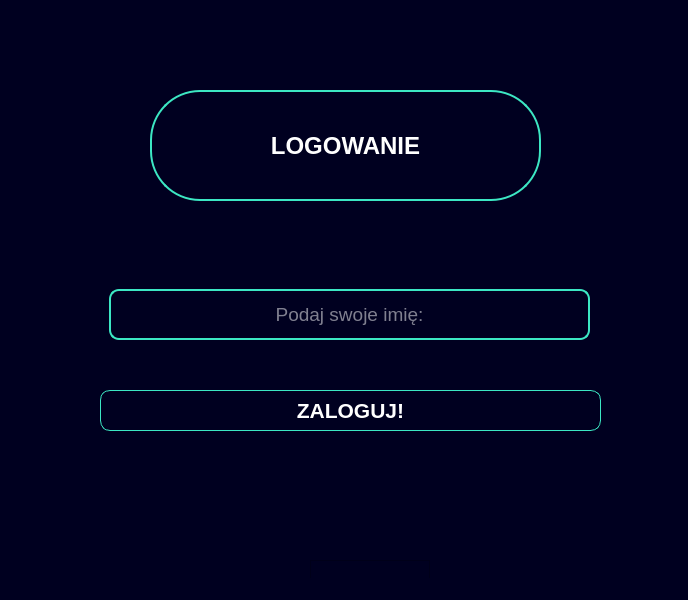
Before: the Qt Designer form gui/login.ui in Emru1/quick_trader, drawn with Qt 5.
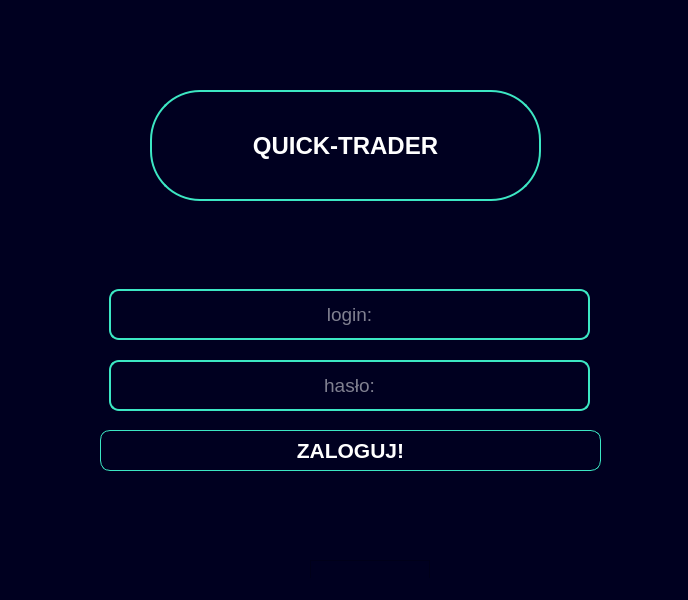
After: the same form once the commit is applied.

Commit message: GUI: dodano klienta, zmapowano logowanie/wylogowywanie

```diff
--- a/gui/login.ui
+++ b/gui/login.ui
@@ -29,14 +29,20 @@
    <string notr="true">QWidget {
 						
 						background-color:rgb(0, 0, 32);
-}</string>
+}
+
+QLineEdit#username, QLineEdit#password{
+					border-radius: 10px;
+					border: 2px solid rgb(60, 231, 195);
+					color: white;
+				}</string>
   </property>
   <widget class="QWidget" name="centralwidget">
    <widget class="QPushButton" name="login_button">
     <property name="geometry">
      <rect>
       <x>100</x>
-      <y>390</y>
+      <y>430</y>
       <width>501</width>
       <height>41</height>
      </rect>
@@ -88,7 +94,7 @@
 			}</string>
     </property>
     <property name="text">
-     <string>LOGOWANIE</string>
+     <string>QUICK-TRADER</string>
     </property>
     <property name="alignment">
      <set>Qt::AlignCenter</set>
@@ -109,17 +115,16 @@
      </font>
     </property>
     <property name="styleSheet">
-     <string notr="true">QLineEdit#username{
-					border-radius: 10px;
-					border: 2px solid rgb(60, 231, 195);
-					color: white;
-				}</string>
+     <string notr="true"/>
+    </property>
+    <property name="text">
+     <string/>
     </property>
     <property name="alignment">
      <set>Qt::AlignCenter</set>
     </property>
     <property name="placeholderText">
-     <string>Podaj swoje imię:</string>
+     <string>login:</string>
     </property>
    </widget>
    <widget class="QFrame" name="frame">
@@ -138,6 +143,37 @@
      <enum>QFrame::Raised</enum>
     </property>
    </widget>
+   <widget class="QLineEdit" name="password">
+    <property name="geometry">
+     <rect>
+      <x>109</x>
+      <y>360</y>
+      <width>481</width>
+      <height>51</height>
+     </rect>
+    </property>
+    <property name="font">
+     <font>
+      <pointsize>14</pointsize>
+     </font>
+    </property>
+    <property name="styleSheet">
+     <string notr="true">QLineEdit#username{
+					border-radius: 10px;
+					border: 2px solid rgb(60, 231, 195);
+					color: white;
+				}</string>
+    </property>
+    <property name="echoMode">
+     <enum>QLineEdit::Password</enum>
+    </property>
+    <property name="alignment">
+     <set>Qt::AlignCenter</set>
+    </property>
+    <property name="placeholderText">
+     <string>hasło:</string>
+    </property>
+   </widget>
   </widget>
   <widget class="QMenuBar" name="menubar">
    <property name="geometry">
```
The commit also changes 3 other files.
